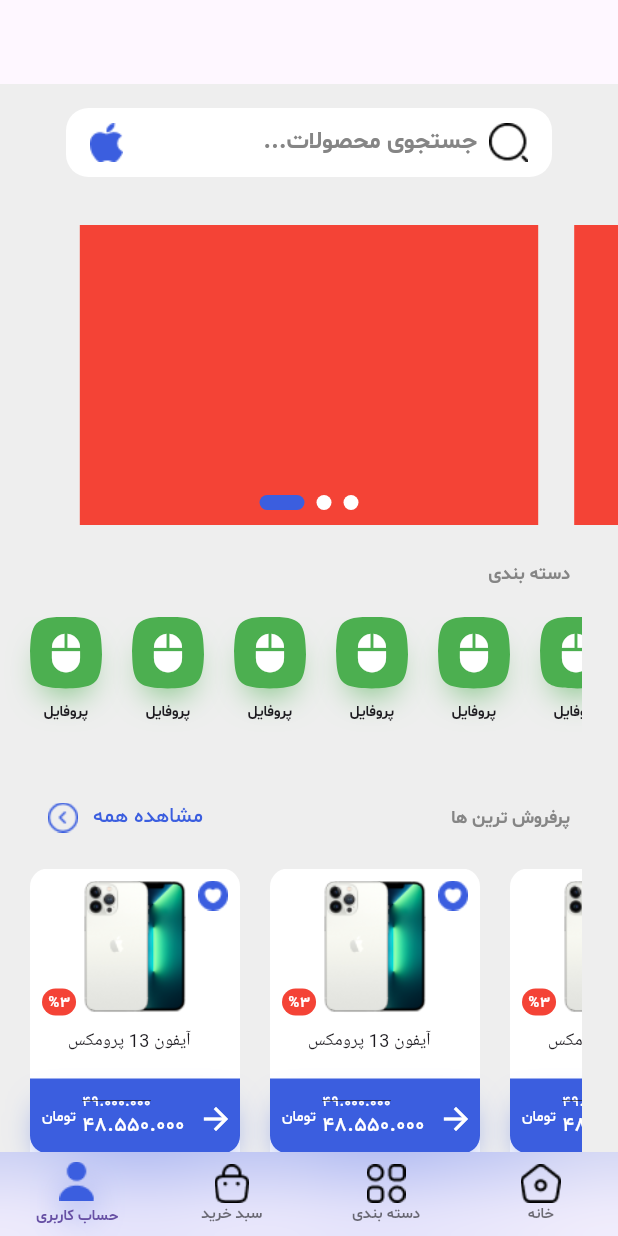
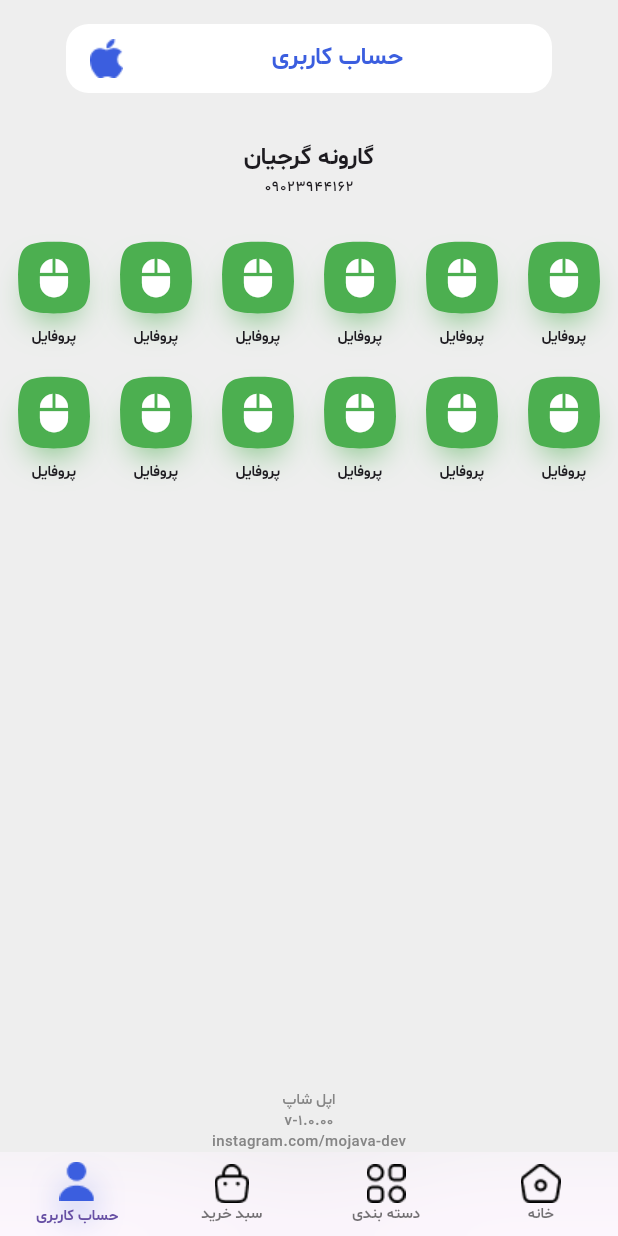
Before and after one commit to Garoune/Digikala, a Flutter app: the screen it shows after launch, on a phone screen of 412 x 824 dp. Run offline on Flutter 3.47's test engine with Material 3 defaults, Android fonts, the light colour scheme and no system bars; drawn by our look-alikes of smooth_page_indicator; Roboto replaces fonts that are missing (SN, sb, sm).

Commit message:
add profile screen

```diff
--- a/lib/main.dart
+++ b/lib/main.dart
@@ -4,6 +4,7 @@
 import 'package:flutter_digikala_application/screens/category_screen.dart';
 import 'package:flutter_digikala_application/screens/home_screen.dart';
 import 'package:flutter_digikala_application/screens/product_list_screen.dart';
+import 'package:flutter_digikala_application/screens/profile_screen.dart';
 
 void main() {
   runApp(const MyApp());
@@ -23,7 +24,7 @@
     return MaterialApp(
       debugShowCheckedModeBanner: false,
       home: Scaffold(
-        appBar: AppBar(),
+
         body: IndexedStack(
           index:selectedBottomNavigationIndex ,
           children: getScreens()
@@ -145,9 +146,9 @@
 
 List <Widget> getScreens(){
   return<Widget>[
-    HomeScreen(),
-    CaegoryScreen(),
-    ProductListScreen(),
-    CaegoryScreen(),
+    const ProfileScreen(),
+    const CaegoryScreen(),
+    const ProductListScreen(),
+    const HomeScreen(),
   ];
 }
--- a/lib/screens/home_screen.dart
+++ b/lib/screens/home_screen.dart
@@ -1,5 +1,6 @@
 import 'package:flutter/material.dart';
 import 'package:flutter_digikala_application/constants/colors.dart';
+import 'package:flutter_digikala_application/widgets/CategoryHorizontalItemList';
 import 'package:flutter_digikala_application/widgets/banner_slider.dart';
 import 'package:flutter_digikala_application/widgets/product_item.dart';
 
--- /dev/null
+++ b/lib/screens/profile_screen.dart
@@ -0,0 +1,110 @@
+import 'package:flutter/material.dart';
+import 'package:flutter_digikala_application/constants/colors.dart';
+import 'package:flutter_digikala_application/widgets/category_item_chip.dart';
+
+class ProfileScreen extends StatelessWidget {
+  const ProfileScreen({super.key});
+
+  @override
+  Widget build(BuildContext context) {
+    return Scaffold(
+      backgroundColor: CustomColors.backgroundScreenColor,
+      body: SafeArea(
+        child: Column(
+          children: [
+            Padding(
+              padding: const EdgeInsets.only(
+                  left: 44, right: 44, bottom: 32, top: 16),
+              child: Container(
+                height: 46,
+                decoration: BoxDecoration(
+                  color: Colors.white,
+                  borderRadius: BorderRadius.circular(15),
+                ),
+                child: Row(
+                  children: [
+                    const SizedBox(width: 16),
+                    Image.asset('assets/images/icon_apple_blue.png'),
+                    const Expanded(
+                      child: Text(
+                        'حساب کاربری',
+                        textAlign: TextAlign.center,
+                        style: TextStyle(
+                            fontFamily: 'sb',
+                            fontSize: 16,
+                            color: CustomColors.blue),
+                      ),
+                    ),
+                  ],
+                ),
+              ),
+            ),
+            const Text(
+              'گارونه گرجیان',
+              style: TextStyle(
+                fontFamily: 'sb',
+                fontSize: 16,
+              ),
+            ),
+            const Text(
+              '09023944162',
+              style: TextStyle(
+                fontFamily: 'sm',
+                fontSize: 10,
+              ),
+            ),
+            const SizedBox(
+              height: 30,
+            ),
+            const Directionality(
+              textDirection: TextDirection.rtl,
+              child: Wrap(
+                spacing: 20,
+                runSpacing: 20,
+                children: [
+                  CategoryItemChip(),
+                  CategoryItemChip(),
+                  CategoryItemChip(),
+                  CategoryItemChip(),
+                  CategoryItemChip(),
+                  CategoryItemChip(),
+                  CategoryItemChip(),
+                  CategoryItemChip(),
+                  CategoryItemChip(),
+                  CategoryItemChip(),
+                  CategoryItemChip(),
+                  CategoryItemChip(),
+                ],
+              ),
+            ),
+            const Spacer(),
+            const Text(
+              'اپل شاپ',
+              style: TextStyle(
+                fontFamily: 'sm',
+                fontSize: 10,
+                color: CustomColors.grey,
+              ),
+            ),
+            const Text(
+              'v-1.0.00',
+              style: TextStyle(
+                fontFamily: 'sm',
+                fontSize: 10,
+                color: CustomColors.grey,
+              ),
+            ),
+            const Text(
+              'instagram.com/mojava-dev',
+              style: TextStyle(
+                fontFamily: 'sm',
+                fontSize: 10,
+                color: CustomColors.grey,
+              ),
+            ),
+          ],
+        ),
+      ),
+    );
+  }
+}
--- /dev/null
+++ b/lib/widgets/category_item_chip.dart
@@ -0,0 +1,51 @@
+import 'package:flutter/material.dart';
+
+class CategoryItemChip extends StatelessWidget {
+  const CategoryItemChip({
+    super.key,
+  });
+
+  @override
+  Widget build(BuildContext context) {
+    return Column(
+      children: [
+        Stack(
+          alignment: AlignmentDirectional.center,
+          children: [
+            Container(
+              height: 48,  // Reduced size
+              width: 48,   // Reduced size
+              decoration: ShapeDecoration(
+                color: Colors.green,
+                shadows: const [
+                  BoxShadow(
+                    color: Colors.green,
+                    blurRadius: 20,  // Adjusted shadow blur
+                    spreadRadius: -10,  // Adjusted shadow spread
+                    offset: Offset(0.0, 12),  // Adjusted shadow offset
+                  ),
+                ],
+                shape: ContinuousRectangleBorder(
+                  borderRadius: BorderRadius.circular(36),  // Adjusted border radius
+                ),
+              ),
+            ),
+            const Icon(
+              Icons.mouse,
+              color: Colors.white,
+              size: 28,  // Adjusted icon size
+            ),
+          ],
+        ),
+        const SizedBox(height: 8),  // Adjusted spacing
+        const Text(
+          'پروفایل',
+          style: TextStyle(
+            fontFamily: 'SB',
+            fontSize: 10,  // Adjusted font size
+          ),
+        ),
+      ],
+    );
+  }
+}
--- a/lib/widgets/product_item.dart
+++ b/lib/widgets/product_item.dart
@@ -148,53 +148,3 @@
     );
   }
 }
-
-class CategoryHorizontalItemList extends StatelessWidget {
-  const CategoryHorizontalItemList({
-    super.key,
-  });
-
-  @override
-  Widget build(BuildContext context) {
-    return Column(
-      children: [
-        Stack(
-          alignment: AlignmentDirectional.center,
-          children: [
-            Container(
-              height: 48,  // Reduced size
-              width: 48,   // Reduced size
-              decoration: ShapeDecoration(
-                color: Colors.green,
-                shadows: const [
-                  BoxShadow(
-                    color: Colors.green,
-                    blurRadius: 20,  // Adjusted shadow blur
-                    spreadRadius: -10,  // Adjusted shadow spread
-                    offset: Offset(0.0, 12),  // Adjusted shadow offset
-                  ),
-                ],
-                shape: ContinuousRectangleBorder(
-                  borderRadius: BorderRadius.circular(36),  // Adjusted border radius
-                ),
-              ),
-            ),
-            const Icon(
-              Icons.mouse,
-              color: Colors.white,
-              size: 28,  // Adjusted icon size
-            ),
-          ],
-        ),
-        const SizedBox(height: 8),  // Adjusted spacing
-        const Text(
-          'پروفایل',
-          style: TextStyle(
-            fontFamily: 'SB',
-            fontSize: 10,  // Adjusted font size
-          ),
-        ),
-      ],
-    );
-  }
-}
```
